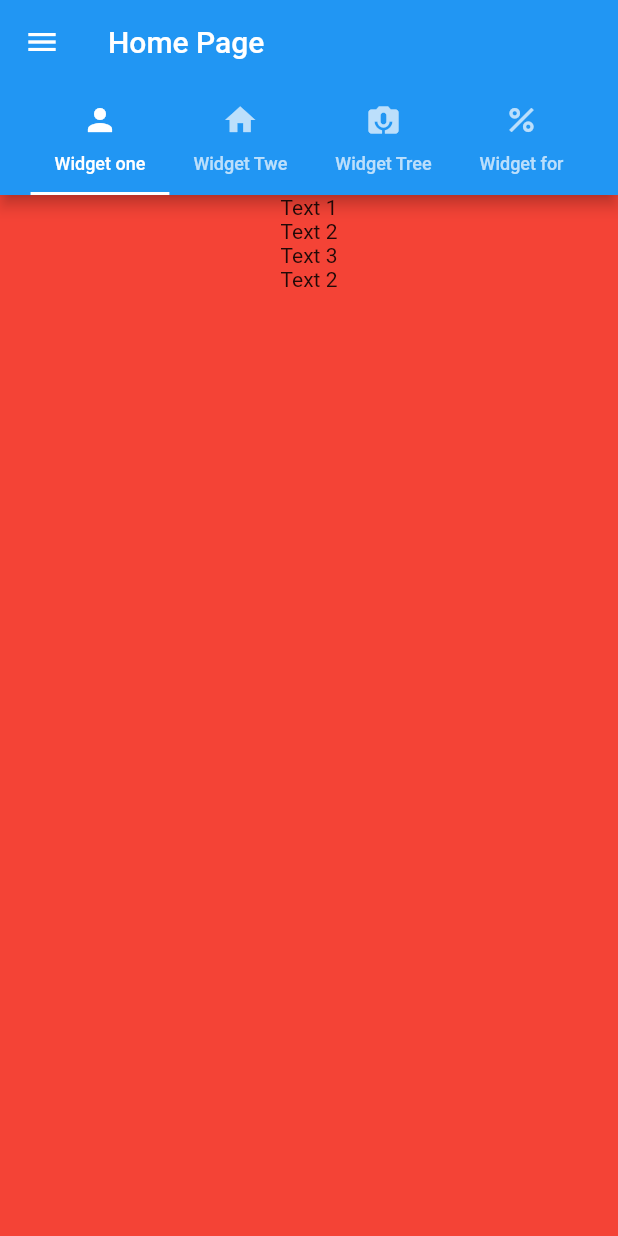
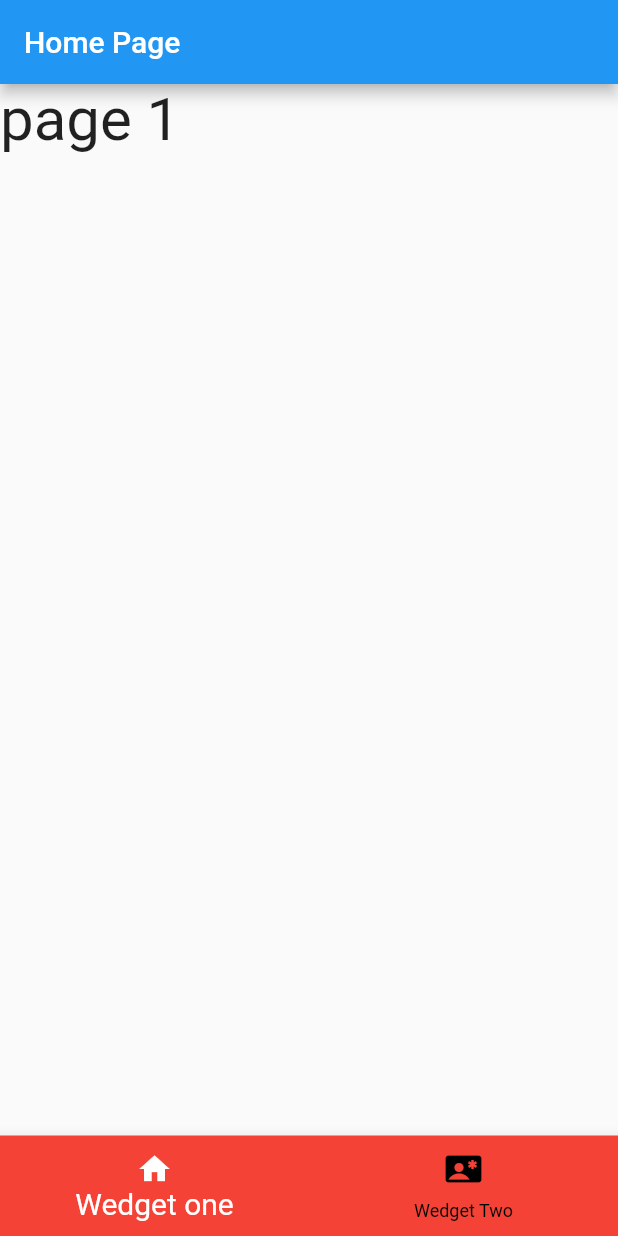
Before and after one commit to fredj789/PageView, a Flutter app: the screen it shows after launch, on a phone screen of 412 x 824 dp. Run offline on Flutter 3.47's test engine with Material 2 defaults, Android fonts, the phone set to English and light mode, and no system bars.

Commit message:
Programming Code  Flutter

```diff
--- a/lib/tuto.dart
+++ b/lib/tuto.dart
@@ -8,89 +8,66 @@ class MyTest extends StatefulWidget {
 }
 
 class _MyTestState extends State<MyTest> {
+  int selectedindex = 0;
+  List<Widget> widgetPages = [
+    Text(
+      "page 1",
+      style: TextStyle(fontSize: 40),
+    ),
+    PageOne(),
+  ];
+  @override
+  //cette function est obligatoire utulisse lorsque on entre a l'application  elle  est obligatooirement utulisser  dans statefull
+  void initState() {
+    print("Wolcom");
+    // TODO: implement initState
+    super.initState();
+  }
+
+  Widget build(BuildContext context) {
+    // cette nombre est identique au nombre de  whidget tabBar View
+    return Scaffold(
+        appBar: AppBar(
+          title: Text("Home Page"),
+        ),
+        bottomNavigationBar: BottomNavigationBar(
+            selectedItemColor: Colors.white,
+            unselectedItemColor: Colors.black,
+            backgroundColor: Colors.red,
+            selectedLabelStyle: TextStyle(fontSize: 20),
+            selectedFontSize: 10,
+            currentIndex: selectedindex, // precisser le bottom active
+            onTap: (index) {
+              setState(() {
+                selectedindex = index;
+              });
+            },
+            items: [
+              BottomNavigationBarItem(
+                label: "Wedget one",
+                icon: Icon(Icons.home),
+              ),
+              BottomNavigationBarItem(
+                  label: "Wedget Two", icon: Icon(Icons.contact_emergency)),
+            ]),
+        body: widgetPages.elementAt(selectedindex));
+  }
+}
+
+class PageOne extends StatelessWidget {
   @override
   Widget build(BuildContext context) {
-    return DefaultTabController(
-        length:
-            3, // cette nombre est identique au nombre de  whidget tabBar View
-        child: Scaffold(
-            appBar: AppBar(
-              title: Text("Home Page"),
-              bottom: TabBar(
-                  //isscroller permet de activer le scroll dans app bar
-                  isScrollable: true,
-                  // le couleur de trais tab bar
-                  indicatorColor: Colors.white,
-                  // this size trait  for Tab bar
-                  indicatorWeight: 2,
-                  // LE COULEUR DE LABEL WHGDGET
-                  labelColor: Colors.white,
-                  //indicatorPadding: EdgeInsets.all(5),
-                  labelStyle: TextStyle(fontSize: 12),
-                  tabs: [
-                    // le nombre de tab elle sera egal au nombre de whidget
-                    Tab(
-                      child: Text("Widget one"),
-                      icon: Icon(Icons.person),
-                    ),
-                    Tab(
-                      child: Text("Widget Twe"),
-                      icon: Icon(Icons.home),
-                    ),
-                    Tab(
-                      child: Text("Widget Tree"),
-                      icon: Icon(Icons.perm_camera_mic),
-                    ),
-                    Tab(
-                      child: Text("Widget for"),
-                      icon: Icon(Icons.percent_sharp),
-                    ),
-                  ]),
-            ),
-            drawer: Drawer(),
-            body: TabBarView(
-              children: [
-                Container(
-                  width: double.infinity,
-                  color: Colors.red,
-                  child: Column(children: [
-                    Text("Text 1"),
-                    Text("Text 2"),
-                    Text("Text 3"),
-                    Text("Text 2"),
-                  ]),
-                ),
-                Container(
-                  width: double.infinity,
-                  color: Colors.blue,
-                  child: Column(children: [
-                    Text("Text 3"),
-                    Text("Text 4"),
-                    Text("Text 5"),
-                    Text("Text 6"),
-                  ]),
-                ),
-                Container(
-                  width: double.infinity,
-                  color: Colors.brown,
-                  child: Column(children: [
-                    Text("Text 3"),
-                    Text("Text 4"),
-                    Text("Text 5"),
-                    Text("Text 6"),
-                  ]),
-                ),
-                Container(
-                  width: double.infinity,
-                  color: Colors.white,
-                  child: Column(children: [
-                    Text("Text 3"),
-                    Text("Text 4"),
-                    Text("Text 5"),
-                    Text("Text 6"),
-                  ]),
-                ),
-              ],
-            )));
+    return Container(
+        child: Column(
+      children: [
+        Text("Text Tes"),
+        Text("Text Tes"),
+        Text("Text Tes"),
+        Text("Text Tes"),
+        Text("Text Tes"),
+        Text("Text Tes"),
+        Text("Text Tes"),
+      ],
+    ));
   }
 }
```
